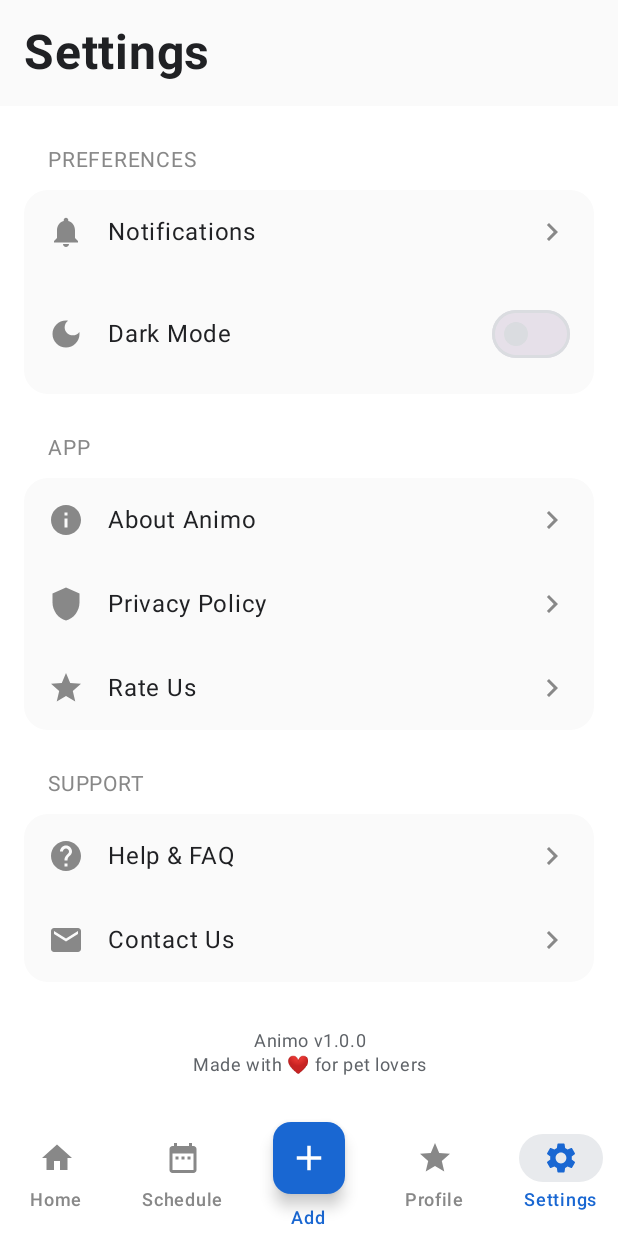
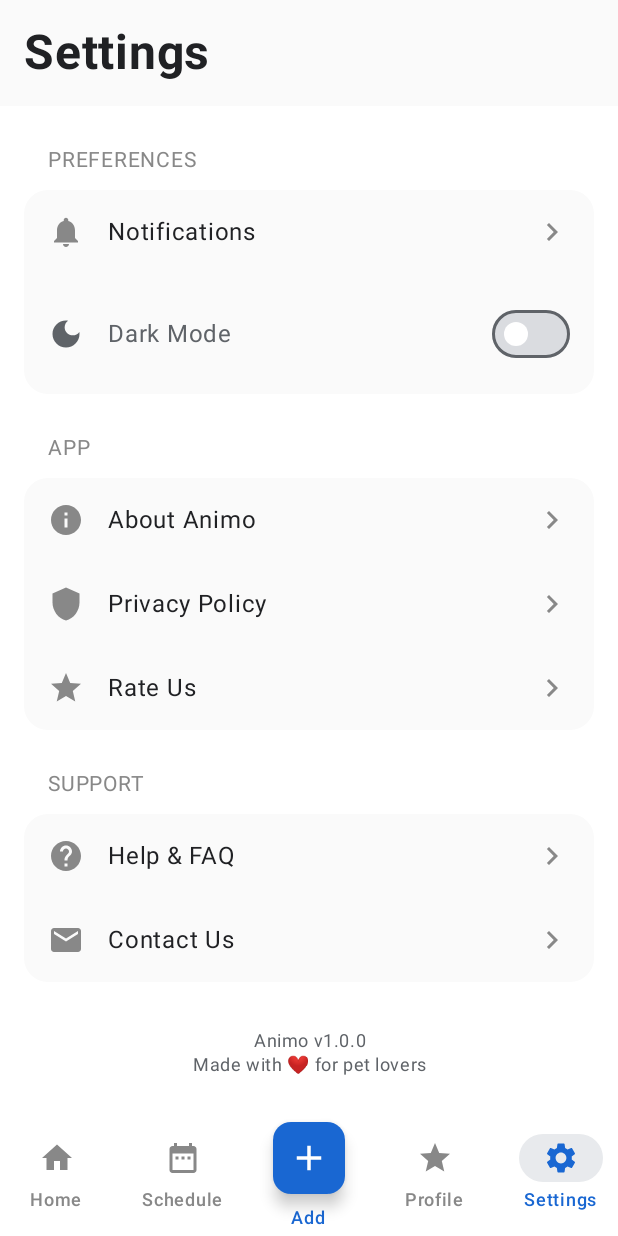
Before and after one commit to linnthantsoewai/animo, an Android app built with Jetpack Compose: the SettingsScreen screen opened through its navigation route, on a phone screen of 412 x 824 dp. Run offline under Robolectric (Android 15) with nearby library versions, the phone set to English and light mode, and no system bars; our stand-ins replace Room's generated code.

Commit message:
Style: Refine SettingsItem switch and text appearance
This commit enhances the `SettingsItem` composable by applying theme colors to the `Switch` and its associated `Icon` and `Text`.

- The `Switch` now uses `MaterialTheme.colorScheme` for its checked state and custom grays for the unchecked state to improve visibility.
- The tint of the `Icon` and the color of the `Text` now change based on the `checked` state of the `Switch`, providing clearer visual feedback.

```diff
--- a/app/src/main/java/com/ltsw/animo/ui/components/CommonUI.kt
+++ b/app/src/main/java/com/ltsw/animo/ui/components/CommonUI.kt
@@ -98,9 +98,29 @@ fun SettingsToggleItem(title: String, icon: ImageVector, checked: Boolean, onChe
             .padding(16.dp),
         verticalAlignment = Alignment.CenterVertically
     ) {
-        Icon(icon, contentDescription = title, tint = Color.Gray)
+        Icon(
+            icon,
+            contentDescription = title,
+            tint = if (checked) MaterialTheme.colorScheme.primary else MaterialTheme.colorScheme.onSurfaceVariant
+        )
         Spacer(modifier = Modifier.width(16.dp))
-        Text(title, modifier = Modifier.weight(1f))
-        Switch(checked = checked, onCheckedChange = onCheckedChange)
+        Text(
+            title,
+            modifier = Modifier.weight(1f),
+            color = if (checked) MaterialTheme.colorScheme.onSurface else MaterialTheme.colorScheme.onSurfaceVariant,
+            style = MaterialTheme.typography.bodyLarge
+        )
+        Switch(
+            checked = checked,
+            onCheckedChange = onCheckedChange,
+            colors = SwitchDefaults.colors(
+                checkedThumbColor = MaterialTheme.colorScheme.primary,
+                checkedTrackColor = MaterialTheme.colorScheme.primaryContainer,
+                uncheckedThumbColor = Color.White,
+                uncheckedTrackColor = Color(0xFFDADCE0), // Light gray with good contrast
+                uncheckedBorderColor = Color(0xFF5F6368), // Darker border for visibility
+                checkedBorderColor = MaterialTheme.colorScheme.primary,
+            )
+        )
     }
 }
```
